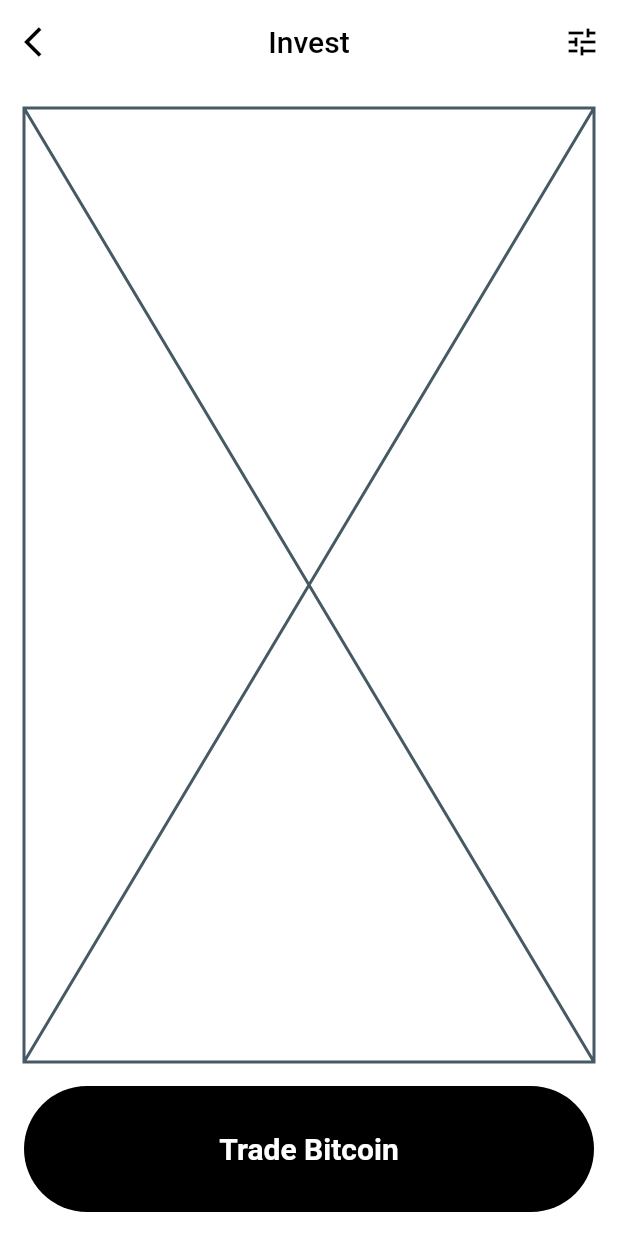
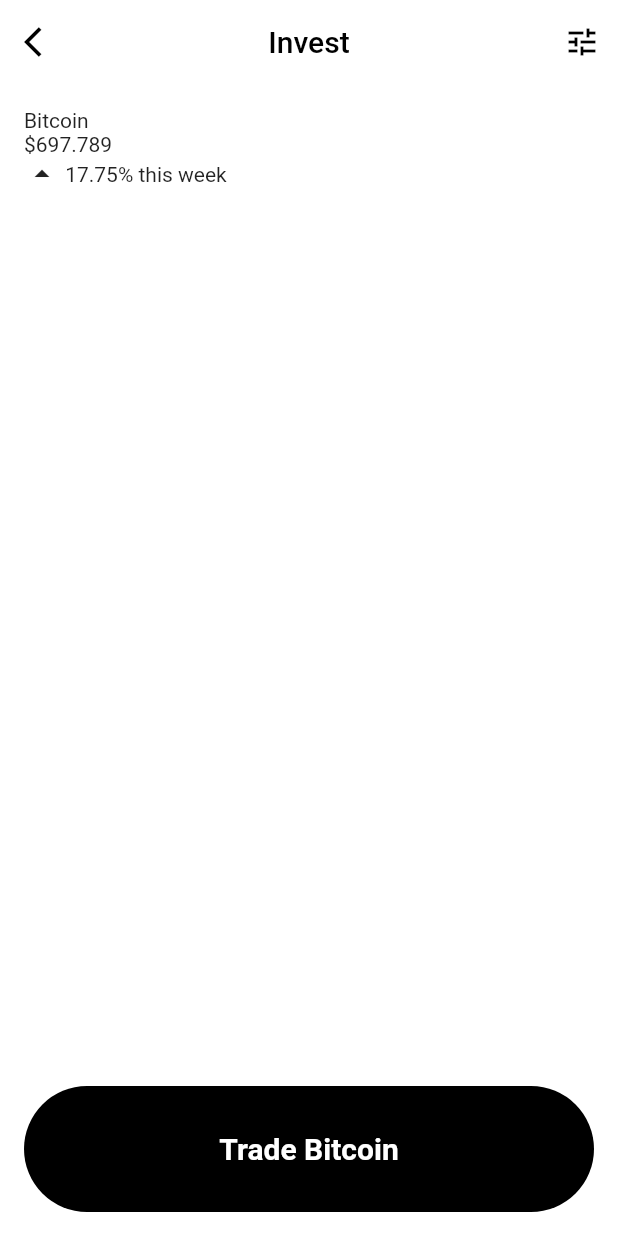
Before and after one commit to JAICHANGPARK/flutter_notebook_19th_story, a Flutter app: the screen it shows after launch, on a phone screen of 412 x 824 dp. Run offline on Flutter 3.47's test engine with Material 2 defaults, Android fonts, the phone set to English and light mode, and no system bars; our stand-ins replace cached_network_image, countup, fl_chart, flutter_riverpod, freezed_annotation, smooth_page_indicator and 1 more.

Commit message:
Update crypto_invest_page.dart

```diff
--- a/lib/ep1121_crypto_analysis_app/src/ui/crypto_invest_page.dart
+++ b/lib/ep1121_crypto_analysis_app/src/ui/crypto_invest_page.dart
@@ -17,39 +17,53 @@ class _CryptoInvestPageState extends State<CryptoInvestPage> {
         backgroundColor: Colors.white,
         foregroundColor: Colors.black,
         elevation: 0,
-        title: Text("Invest"),
+        title: const Text("Invest"),
         actions: [
           IconButton(
             onPressed: () {},
-            icon: Icon(Icons.tune),
+            icon: const Icon(Icons.tune),
           ),
         ],
         leading: IconButton(
           onPressed: () {},
-          icon: Icon(Icons.arrow_back_ios),
+          icon: const Icon(Icons.arrow_back_ios),
         ),
       ),
       body: Padding(
         padding: const EdgeInsets.all(16.0),
         child: Column(
+          crossAxisAlignment: CrossAxisAlignment.start,
           children: [
-            Expanded(child: Placeholder()),
-            SizedBox(
+            Expanded(
+                child: Column(
+              crossAxisAlignment: CrossAxisAlignment.start,
+              children: [
+                Text("Bitcoin"),
+                Text("\$697.789"),
+                Row(
+                  children: [
+                    Icon(Icons.arrow_drop_up),
+                    Text(" 17.75% this week"),
+                  ],
+                )
+              ],
+            )),
+            const SizedBox(
               height: 16,
             ),
             Container(
               height: 84,
-              decoration: ShapeDecoration(
+              decoration: const ShapeDecoration(
                 shape: StadiumBorder(),
                 color: Colors.black,
               ),
-              child: Center(
+              child: const Center(
                 child: Text(
                   "Trade Bitcoin",
                   style: TextStyle(
                     color: Colors.white,
                     fontWeight: FontWeight.bold,
-                    fontSize: 20
+                    fontSize: 20,
                   ),
                 ),
               ),
```
